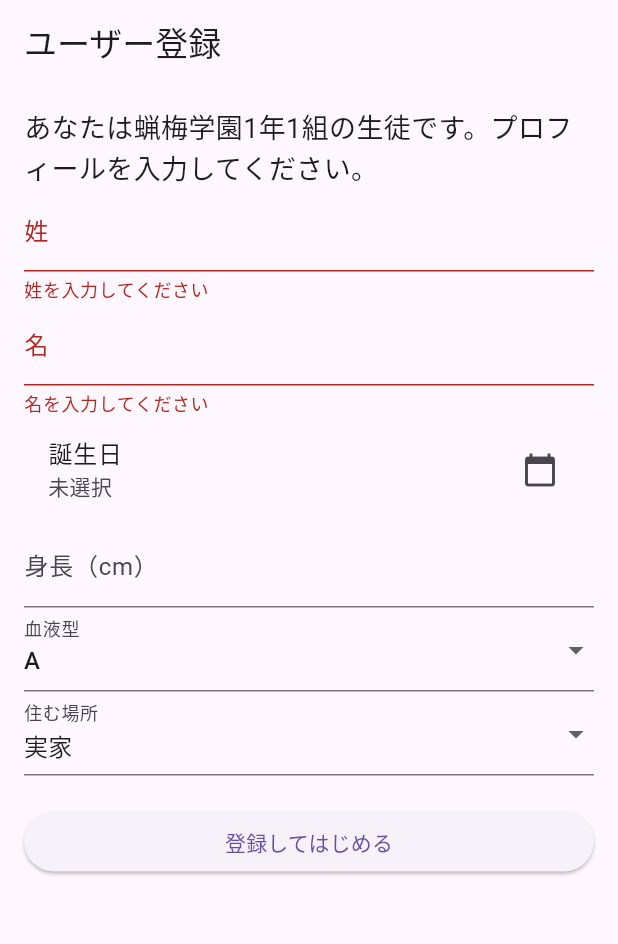
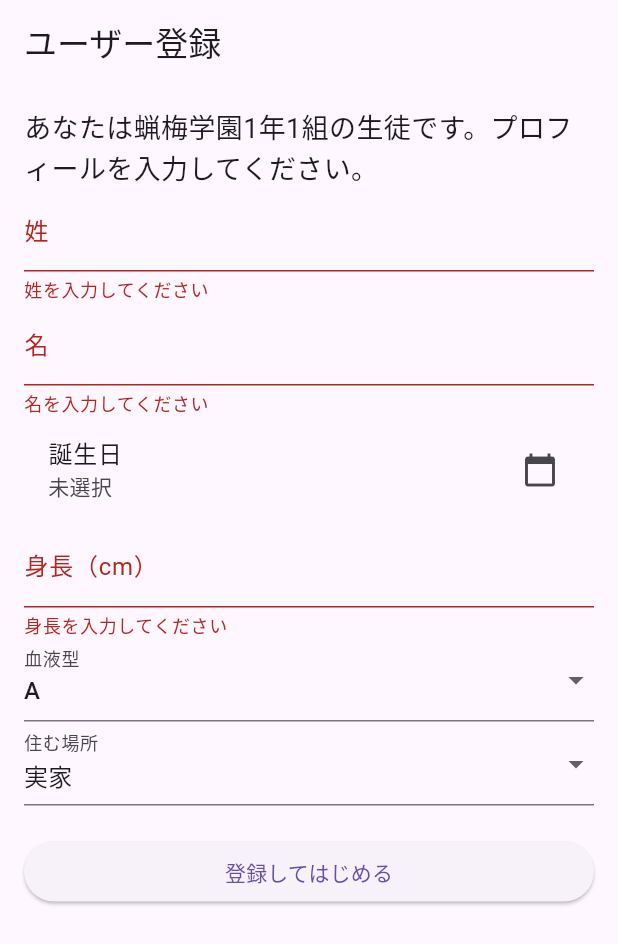
Before and after one commit to uryyyyyyyyyyyy/chat-api, a Flutter app: the TutorialScreen screen opened directly, after a tap on "登録してはじめる", on a phone screen of 412 x 824 dp. Shown: the top 944 px of the screen. Run offline on Flutter 3.47's test engine with Material 3 defaults, Android fonts, the phone set to English and light mode, and no system bars; our stand-ins replace cloud_firestore, firebase_core, shared_preferences; accounts and stored records are empty.

```diff
--- a/lib/tyu-toriaru.dart
+++ b/lib/tyu-toriaru.dart
@@ -49,6 +49,13 @@ class _TutorialScreenState extends State<TutorialScreen> {
 
   void _completeTutorial() async {
     if (_formKey.currentState!.validate()) {
+      if (_birthday == null || _birthday!.isEmpty) {
+        ScaffoldMessenger.of(context).showSnackBar(
+          SnackBar(content: Text('誕生日を選択してください')),
+        );
+        return;
+      }
+
       _formKey.currentState!.save();
 
       final prefs = await SharedPreferences.getInstance();
@@ -58,7 +65,7 @@ class _TutorialScreenState extends State<TutorialScreen> {
       await prefs.setString('user_height', _height);
       await prefs.setString('user_blood', _bloodType);
       await prefs.setString('user_life', _life);
-      await prefs.setString('user_birthday', _birthday ?? ''); // ← 保存
+      await prefs.setString('user_birthday', _birthday!);
 
       Navigator.pushReplacement(
         context,
@@ -85,7 +92,8 @@ class _TutorialScreenState extends State<TutorialScreen> {
               TextFormField(
                 decoration: InputDecoration(labelText: '姓'),
                 onSaved: (value) => _sei = value ?? '',
-                validator: (value) => value == null || value.isEmpty ? '姓を入力してください' : null,
+                validator: (value) =>
+                value == null || value.isEmpty ? '姓を入力してください' : null,
               ),
 
               TextFormField(
@@ -97,7 +105,8 @@ class _TutorialScreenState extends State<TutorialScreen> {
                   });
                 },
                 onSaved: (value) => _mei = value ?? '',
-                validator: (value) => value == null || value.isEmpty ? '名を入力してください' : null,
+                validator: (value) =>
+                value == null || value.isEmpty ? '名を入力してください' : null,
               ),
 
               if (_characterReaction != null)
@@ -109,7 +118,6 @@ class _TutorialScreenState extends State<TutorialScreen> {
                   ),
                 ),
 
-              // 🔽 誕生日（DatePicker）
               ListTile(
                 title: Text('誕生日'),
                 subtitle: Text(_birthday ?? '未選択'),
@@ -134,6 +142,15 @@ class _TutorialScreenState extends State<TutorialScreen> {
                 decoration: InputDecoration(labelText: '身長（cm）'),
                 keyboardType: TextInputType.number,
                 onSaved: (value) => _height = value ?? '',
+                validator: (value) {
+                  if (value == null || value.trim().isEmpty) {
+                    return '身長を入力してください';
+                  }
+                  if (!RegExp(r'^\d+$').hasMatch(value.trim())) {
+                    return '半角数字のみで入力してください';
+                  }
+                  return null;
+                },
               ),
 
               DropdownButtonFormField<String>(
```
Also changed, not shown: 3 other files.
